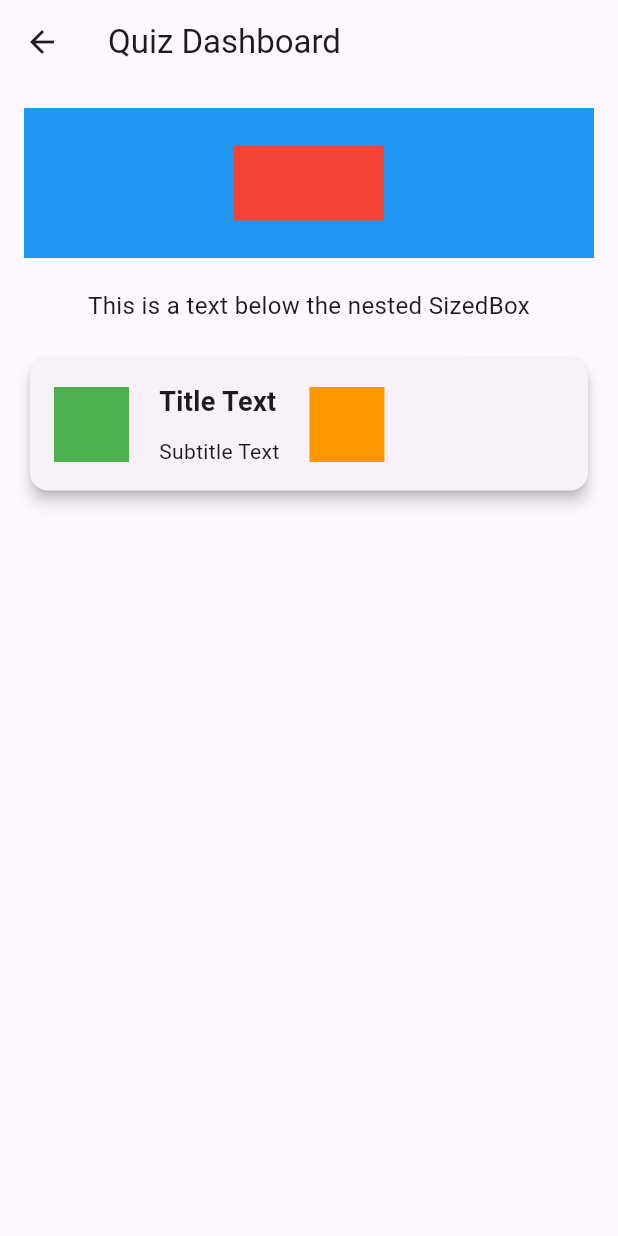
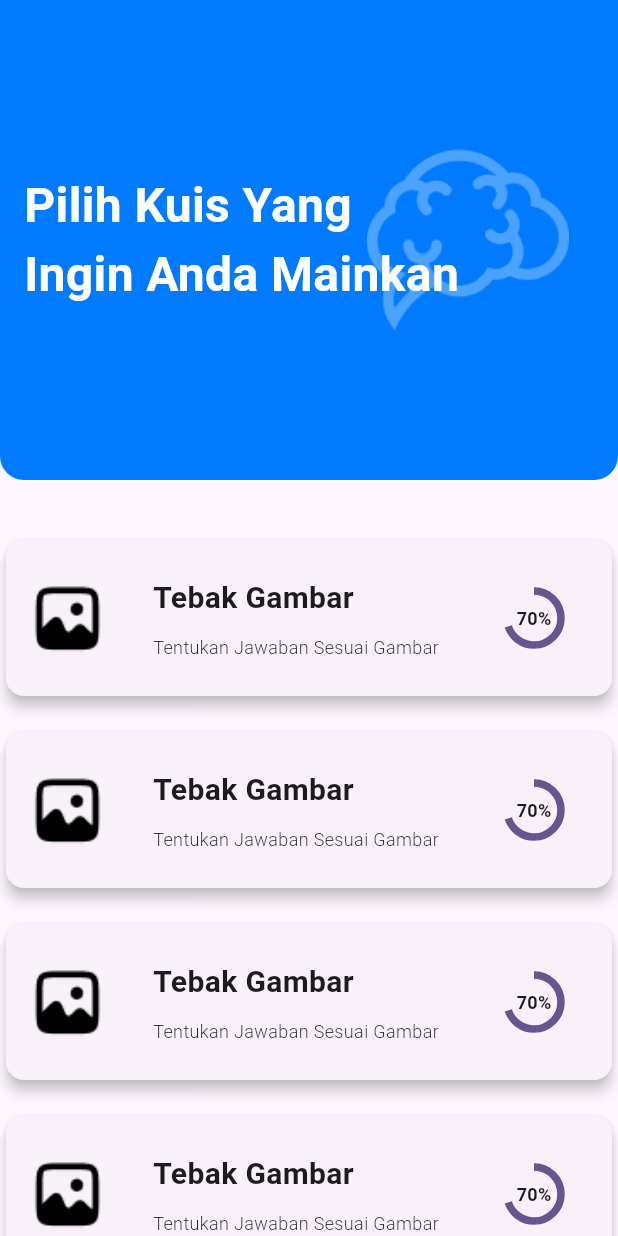
Before and after one commit to AvanFabian/DenkMeister-Apps, a Flutter app: the Quizdashboard screen opened directly, on a phone screen of 412 x 824 dp. Run offline on Flutter 3.47's test engine with Material 3 defaults, Android fonts, the phone set to English and light mode, and no system bars; our stand-ins replace carousel_slider.

Commit message:
refactor: adding assets + fixing quiz dash

```diff
--- a/lib/quizdashboard.dart
+++ b/lib/quizdashboard.dart
@@ -6,40 +6,61 @@ class Quizdashboard extends StatelessWidget {
   @override
   Widget build(BuildContext context) {
     return Scaffold(
-      appBar: AppBar(
-        title: const Text('Quiz Dashboard'),
-      ),
       body: Padding(
-        padding: const EdgeInsets.all(16.0),
+        padding: const EdgeInsets.all(0.0),
         child: Column(
           children: <Widget>[
             // Full width SizedBox with another SizedBox inside
-            SizedBox(
+            Container(
               width: double.infinity,
-              height: 100.0,
-              child: Container(
-                color: Colors.blue,
+              height: 320.0,
+              decoration: const BoxDecoration(
+                color: Color(0xFF007BFF),
+                borderRadius: BorderRadius.only(
+                  bottomLeft: Radius.circular(16.0),
+                  bottomRight: Radius.circular(16.0),
+                ),
+              ),
+              child: Stack(
+                children: <Widget>[
+                  // Image positioned on the right
+                  Positioned(
+                    right: 0,
+                    top: 0,
+                    bottom: 0,
+                    child: Image.asset(
+                      'assets/logo-otak.png', // Replace with your local image path
+                      width: 200.0,
+                      height: 200.0,
+                      // fit: BoxFit.cover,
+                    ),
+                  ),
+                  // Text positioned on the left
+                  const Positioned(
+                    left: 16.0,
+                    top: 0,
+                    bottom: 0,
                     child: Center(
-                  child: SizedBox(
-                    width: 100.0,
-                    height: 50.0,
-                    child: Container(
-                      color: Colors.red,
+                      child: Text(
+                        'Pilih Kuis Yang\nIngin Anda Mainkan',
+                        style: TextStyle(fontSize: 32.0, fontWeight: FontWeight.bold, color: Colors.white),
+                        textAlign: TextAlign.left,
                       ),
                     ),
                   ),
+                ],
               ),
             ),
             const SizedBox(height: 20.0), // Vertical gap
-            // Text below the nested SizedBox
-            const Text(
-              'This is a text below the nested SizedBox',
-              style: TextStyle(fontSize: 16.0),
-              textAlign: TextAlign.center,
-            ),
-            const SizedBox(height: 20.0), // Vertical gap
-            // Card with horizontal layout inside
-            Card(
+            // Wrap the cards in a SingleChildScrollView
+            Expanded(
+              child: SingleChildScrollView(
+                child: Column(
+                  children: List.generate(
+                      4,
+                      (index) => Padding(
+                            padding: const EdgeInsets.only(top: 16.0),
+                            child: Card(
                               elevation: 4.0,
                               child: Padding(
                                 padding: const EdgeInsets.all(16.0),
@@ -49,36 +70,57 @@ class Quizdashboard extends StatelessWidget {
                                     SizedBox(
                                       width: 50.0,
                                       height: 50.0,
-                      child: Container(
-                        color: Colors.green,
+                                      child: Image.asset(
+                                        'assets/q1.png', // Replace with your local image path
+                                        fit: BoxFit.cover,
                                       ),
                                     ),
-                    const SizedBox(width: 20.0), // Horizontal gap
+                                    // const Spacer(), // Horizontal gap
                                     // Column with 2 Text widgets
-                    const Column(
+                                    const SizedBox(width: 32.0), // Horizontal gap
+                                    const Expanded(
+                                      child: Column(
                                         crossAxisAlignment: CrossAxisAlignment.start,
                                         children: <Widget>[
                                           Text(
-                          'Title Text',
-                          style: TextStyle(fontSize: 18.0, fontWeight: FontWeight.bold),
+                                            'Tebak Gambar',
+                                            style: TextStyle(fontSize: 20.0, fontWeight: FontWeight.bold),
                                           ),
                                           SizedBox(height: 10.0), // Vertical gap between texts
                                           Text(
-                          'Subtitle Text',
-                          style: TextStyle(fontSize: 14.0),
+                                            'Tentukan Jawaban Sesuai Gambar',
+                                            style: TextStyle(fontSize: 12.0, fontWeight: FontWeight.w300),
                                           ),
                                         ],
                                       ),
-                    const SizedBox(width: 20.0), // Horizontal gap
+                                    ),
+                                    // Horizontal gap
+                                    const SizedBox(width: 16.0), // Horizontal gap
                                     // Another SizedBox inside Card
-                    SizedBox(
-                      width: 50.0,
-                      height: 50.0,
-                      child: Container(
-                        color: Colors.orange,
+                                    const SizedBox(
+                                      width: 72.0,
+                                      height: 72.0,
+                                      child: Stack(
+                                        alignment: Alignment.center, // Center all children within the Stack
+                                        children: <Widget>[
+                                          CircularProgressIndicator(
+                                            value: 0.7, // Example progress value
+                                            strokeWidth: 5.0,
+                                          ),
+                                          Center(
+                                            child: Text(
+                                              '70%', // Example percentage text
+                                              style: TextStyle(fontSize: 12.0, fontWeight: FontWeight.bold),
                                             ),
                                           ),
                                         ],
+                                      ),
+                                    ),
+                                  ],
+                                ),
+                              ),
+                            ),
+                          )),
                 ),
               ),
             ),
```
Also changed, not shown: lib/onboarding.dart (+44 -16 lines), lib/splash.dart (+7 -13 lines), pubspec.yaml (+10 -2 lines), assets/logo-denkmeister.png (added), assets/logo-otak.png (added), assets/onboarding-1.png (added), assets/onboarding-2.png (added), assets/onboarding-3.png (added), assets/q1.png (added), assets/q2.png (added), assets/q3.png (added), assets/q4.png (added). Lines whose indentation alone changed are shown as unchanged.
